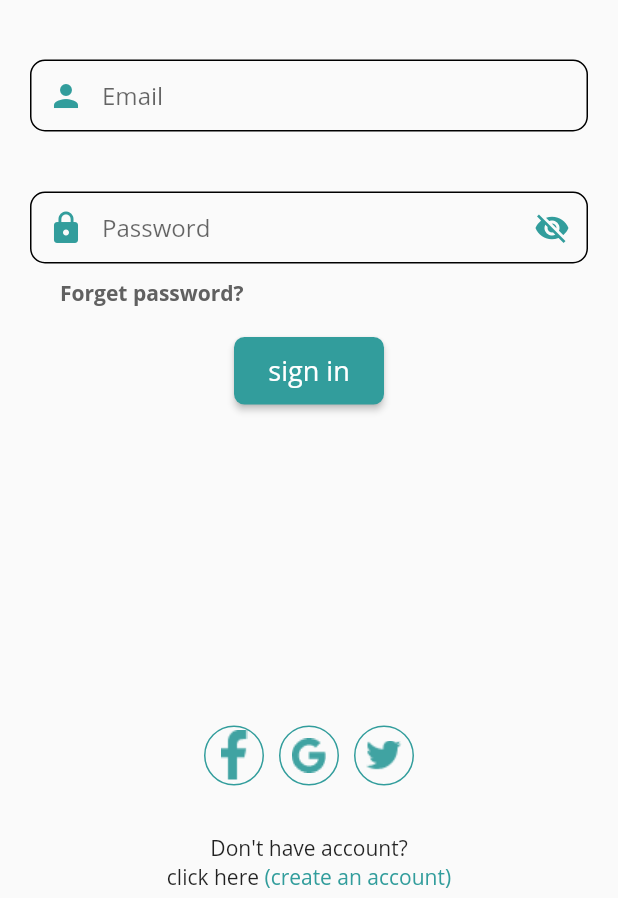
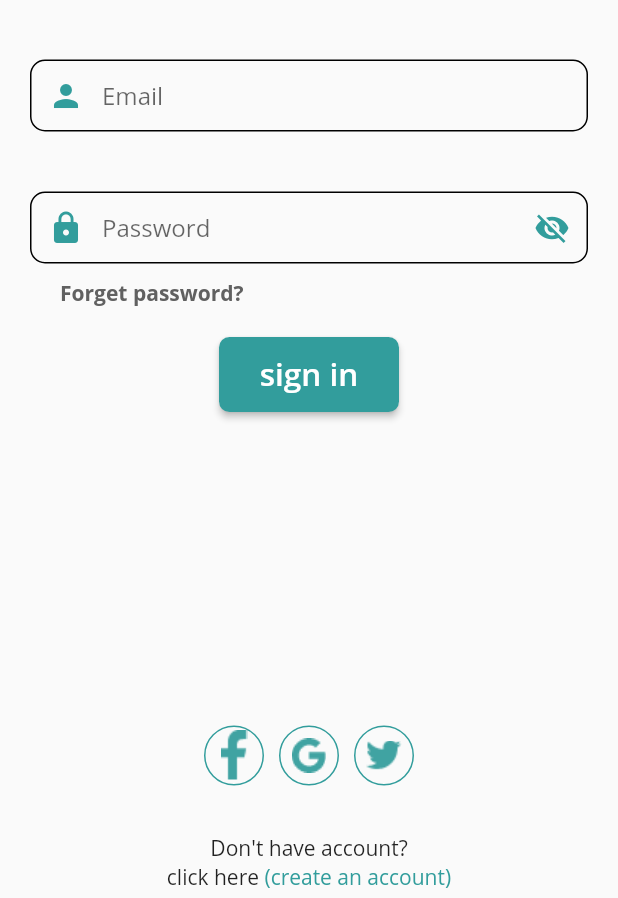
Before and after one commit to ahmeednasr/QueueyApp, a Flutter app: the screen it shows after launch, after a tap on "Sign in", on a phone screen of 412 x 824 dp, the part 338-1236 px from its top. Run offline on Flutter 3.47's test engine with Material 2 defaults, Android fonts, the phone set to English and light mode, and no system bars; our stand-ins replace flutter_rating_bar, flutter_swiper.

Commit message:
th 22/4/2021 nasr

```diff
--- a/lib/1 -AbdAlmonem/2-sign in-up.dart
+++ b/lib/1 -AbdAlmonem/2-sign in-up.dart
@@ -2,6 +2,24 @@ import 'package:flutter/material.dart';
 import 'package:queuey/3%20-Nasr/Login/Login%20View.dart';
 
 import '3-user business.dart';
+
+Route _createRoute() {
+  return PageRouteBuilder(
+    pageBuilder: (context, animation, secondaryAnimation) => LoginView(),
+    transitionsBuilder: (context, animation, secondaryAnimation, child) {
+      var begin = Offset(1.0, 0.0);
+      var end = Offset.zero;
+      var curve = Curves.easeIn;
+
+      var tween = Tween(begin: begin, end: end).chain(CurveTween(curve: curve));
+
+      return SlideTransition(
+        position: animation.drive(tween),
+        child: child,
+      );
+    },
+  );
+}
 
 class SiginInUp extends StatelessWidget {
   @override
@@ -29,8 +47,7 @@ class SiginInUp extends StatelessWidget {
                   color: Color.fromRGBO(50, 157, 156, .25)),
               child: Image(image: AssetImage('assets/images/Queue-amico.png')),
             ),
-            Center(
-                child: SizedBox(
+            SizedBox(
               width: 120,
               height: 50,
               child: ElevatedButton(
@@ -46,20 +63,18 @@ class SiginInUp extends StatelessWidget {
                   onPrimary: Colors.black, // foreground
                 ),
                 onPressed: () {
-                  Navigator.push(context,
-                      MaterialPageRoute(builder: (context) => LoginView()));
+                  Navigator.of(context).push(_createRoute());
                 },
                 child: Text(
                   'Sign in',
                   style: TextStyle(
                       fontWeight: FontWeight.bold,
-                      fontSize: 22,
+                      fontSize: 21,
                       color: Theme.of(context).primaryColor),
                 ),
               ),
-            )),
-            Center(
-                child: SizedBox(
+            ),
+            SizedBox(
               width: 120,
               height: 50,
               child: ElevatedButton(
@@ -78,12 +93,12 @@ class SiginInUp extends StatelessWidget {
                 child: Text(
                   'Sign Up',
                   style: TextStyle(
-                      fontWeight: FontWeight.bold,
-                      fontSize: 22,
-                      color: Colors.white),
+                      fontSize: 21,
+                      color: Colors.white,
+                      fontWeight: FontWeight.w600),
                 ),
               ),
-            )),
+            ),
             SizedBox(
               height: 10,
             )
--- a/lib/2 -Algaraiehy/LocationScreen.dart
+++ b/lib/2 -Algaraiehy/LocationScreen.dart
@@ -108,11 +108,11 @@ class _LocationScreenState extends State<LocationScreen> {
                         Navigator.of(context).pop();
                       },
                       child: Padding(
-                        padding: EdgeInsets.symmetric(vertical: 7),
+                        padding: EdgeInsets.symmetric(vertical: 7.5),
                         child: Text(
                           'Try again',
                           style:
-                              TextStyle(fontSize: 20, color: Color(0xffFFFAEB)),
+                              TextStyle(fontSize: 18, color: Color(0xffFFFAEB)),
                         ),
                       ),
                     ),
@@ -136,7 +136,7 @@ class _LocationScreenState extends State<LocationScreen> {
                         child: Text(
                           'Cancel',
                           style: TextStyle(
-                            fontSize: 20,
+                            fontSize: 18,
                             color: Color(0xffFF7A6B),
                           ),
                         ),
--- a/lib/3 -Nasr/Login/Login View.dart
+++ b/lib/3 -Nasr/Login/Login View.dart
@@ -9,6 +9,23 @@ class LoginView extends StatefulWidget {
 bool _issecured = true;
 GlobalKey<FormState> _formkey = GlobalKey<FormState>();
 String _email, _password;
+Route _createRoute() {
+  return PageRouteBuilder(
+    pageBuilder: (context, animation, secondaryAnimation) => LoginSuccessfull(),
+    transitionsBuilder: (context, animation, secondaryAnimation, child) {
+      var begin = Offset(1.0, 0.0);
+      var end = Offset.zero;
+      var curve = Curves.ease;
+
+      var tween = Tween(begin: begin, end: end).chain(CurveTween(curve: curve));
+
+      return SlideTransition(
+        position: animation.drive(tween),
+        child: child,
+      );
+    },
+  );
+}
 
 class _LoginViewState extends State<LoginView> {
   Widget textField({
@@ -183,8 +200,8 @@ class _LoginViewState extends State<LoginView> {
           ),
           Center(
               child: SizedBox(
-            width: 100,
-            height: 45,
+            width: 120,
+            height: 50,
             child: ElevatedButton(
               style: ElevatedButton.styleFrom(
                 shape: RoundedRectangleBorder(
@@ -196,17 +213,17 @@ class _LoginViewState extends State<LoginView> {
               onPressed: () {
                 _submitForm();
                 if (_formkey.currentState.validate()) {
-                  Navigator.push(
-                      context,
-                      MaterialPageRoute(
-                          builder: (context) => LoginSuccessfull()));
+                  Navigator.of(context).push(_createRoute());
                 }
 
                 print("$_email $_password");
               },
               child: Text(
                 'sign in',
-                style: TextStyle(color: Colors.white, fontSize: 18),
+                style: TextStyle(
+                    fontSize: 21,
+                    color: Colors.white,
+                    fontWeight: FontWeight.w600),
               ),
             ),
           )),
```
Also changed, not shown: lib/1 -AbdAlmonem/20.1-doctor IT.dart (+8 -4 lines), lib/1 -AbdAlmonem/20.3-doctor IS.dart (+9 -5 lines), lib/1 -AbdAlmonem/3-user business.dart (+4 -4 lines), lib/2 -Algaraiehy/11-login successfull.dart (+21 -6 lines), lib/2 -Algaraiehy/14-select service.dart (+21 -4 lines), lib/3 -Nasr/11-book Q now.dart (+21 -2 lines), lib/3 -Nasr/19-select department.dart (+20 -5 lines), lib/Custom_Widget/MyAppBar.dart (+28 -18 lines).
